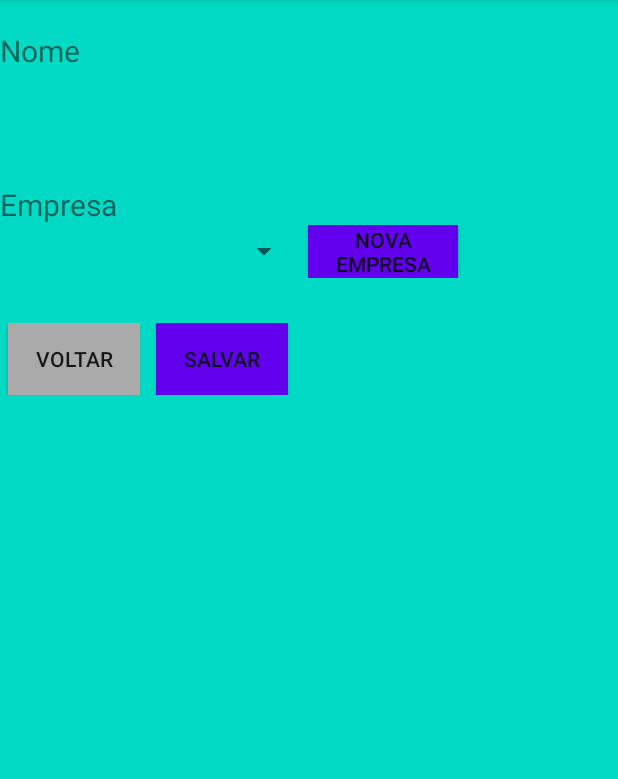
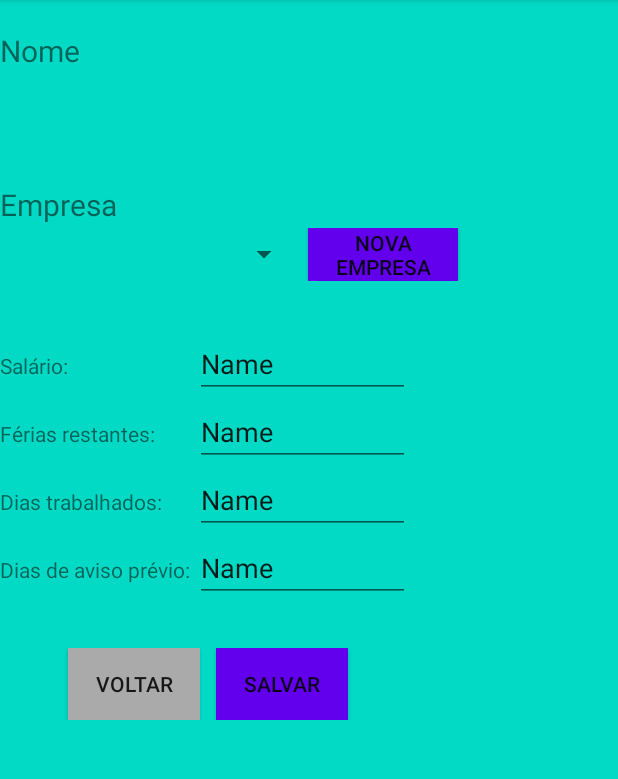
Before and after one commit to gabbmatias/RecisaoCalc, an Android app: the FuncionarioView screen opened directly, with no data from a screen before it, on a phone screen of 412 x 824 dp, the part 84-863 px from its top. Run offline under Robolectric (Android 15) with nearby library versions, the phone set to English and light mode, and no system bars; our stand-ins replace Room's generated code.

Commit message:
minor tweaks

```diff
--- a/app/src/main/res/layout/view_funcionarios.xml
+++ b/app/src/main/res/layout/view_funcionarios.xml
@@ -3,19 +3,17 @@
     xmlns:app="http://schemas.android.com/apk/res-auto"
     xmlns:tools="http://schemas.android.com/tools"
     android:layout_width="match_parent"
-    android:layout_height="match_parent">
+    android:layout_height="match_parent"
+    android:background="@color/colorAccent"
+    android:visibility="visible">
 
     <LinearLayout
         android:id="@+id/linearLayout"
-        android:layout_width="0dp"
-        android:layout_height="0dp"
-        android:background="@color/colorAccent"
+        android:layout_width="392dp"
+        android:layout_height="152dp"
         android:orientation="vertical"
-        app:layout_constraintBottom_toBottomOf="parent"
-        app:layout_constraintEnd_toEndOf="parent"
         app:layout_constraintStart_toStartOf="parent"
-        app:layout_constraintTop_toTopOf="parent"
-        app:layout_constraintVertical_bias="0.50">
+        app:layout_constraintTop_toTopOf="parent">
 
         <TextView
             android:layout_width="match_parent"
@@ -40,11 +38,16 @@
             android:text="Empresa"
             android:textSize="20sp" />
 
+
+    </LinearLayout>
+
     <LinearLayout
+        android:id="@+id/linearLayout3"
         android:layout_width="match_parent"
         android:layout_height="35dp"
-            android:layout_marginBottom="30dp"
-            android:orientation="horizontal">
+        android:orientation="horizontal"
+        app:layout_constraintStart_toStartOf="parent"
+        app:layout_constraintTop_toBottomOf="@+id/linearLayout">
 
         <Spinner
             android:id="@+id/spnEmpresas"
@@ -66,10 +69,15 @@
     </LinearLayout>
 
     <LinearLayout
+        android:id="@+id/linearLayout2"
         android:layout_width="match_parent"
         android:layout_height="wrap_content"
         android:layout_gravity="center"
-            android:orientation="horizontal">
+        android:layout_marginTop="280dp"
+        android:layout_marginLeft="40dp"
+        android:orientation="horizontal"
+        app:layout_constraintStart_toStartOf="parent"
+        app:layout_constraintTop_toBottomOf="@+id/linearLayout">
 
         <Button
             android:id="@+id/btVoltar"
@@ -104,7 +112,89 @@
 
     </LinearLayout>
 
+    <TableLayout
+        android:id="@+id/tableLayout"
+        android:layout_width="269dp"
+        android:layout_height="182dp"
+        android:layout_marginTop="220dp"
+        app:layout_constraintStart_toStartOf="parent"
+        app:layout_constraintTop_toTopOf="parent">
 
-    </LinearLayout>
+        <TableRow
+            android:layout_width="match_parent"
+            android:layout_height="match_parent">
+
+            <TextView
+                android:id="@+id/textView14"
+                android:layout_width="wrap_content"
+                android:layout_height="wrap_content"
+                android:text="Salário: " />
+
+            <EditText
+                android:id="@+id/editTextTextPersonName5"
+                android:layout_width="wrap_content"
+                android:layout_height="wrap_content"
+                android:ems="10"
+                android:inputType="textPersonName"
+                android:text="Name" />
+        </TableRow>
+
+        <TableRow
+            android:layout_width="match_parent"
+            android:layout_height="match_parent">
+
+            <TextView
+                android:id="@+id/textView15"
+                android:layout_width="wrap_content"
+                android:layout_height="wrap_content"
+                android:text="Férias restantes: " />
+
+            <EditText
+                android:id="@+id/editTextTextPersonName6"
+                android:layout_width="wrap_content"
+                android:layout_height="wrap_content"
+                android:ems="10"
+                android:inputType="textPersonName"
+                android:text="Name" />
+        </TableRow>
+
+        <TableRow
+            android:layout_width="match_parent"
+            android:layout_height="match_parent">
+
+            <TextView
+                android:id="@+id/textView16"
+                android:layout_width="wrap_content"
+                android:layout_height="wrap_content"
+                android:text="Dias trabalhados: " />
+
+            <EditText
+                android:id="@+id/editTextTextPersonName7"
+                android:layout_width="wrap_content"
+                android:layout_height="wrap_content"
+                android:ems="10"
+                android:inputType="textPersonName"
+                android:text="Name" />
+        </TableRow>
+
+        <TableRow
+            android:layout_width="match_parent"
+            android:layout_height="match_parent">
+
+            <TextView
+                android:id="@+id/textView18"
+                android:layout_width="wrap_content"
+                android:layout_height="wrap_content"
+                android:text="Dias de aviso prévio: " />
+
+            <EditText
+                android:id="@+id/editTextTextPersonName9"
+                android:layout_width="wrap_content"
+                android:layout_height="wrap_content"
+                android:ems="10"
+                android:inputType="textPersonName"
+                android:text="Name" />
+        </TableRow>
+    </TableLayout>
 
 </androidx.constraintlayout.widget.ConstraintLayout>
```
Also changed, not shown: 1 other file. Lines whose indentation alone changed are shown as unchanged.
